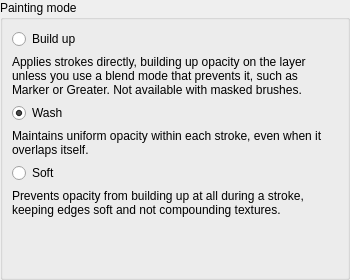
The window that plugins/paintops/libpaintop/forms/wdgincremental.ui (KDE/krita) describes before a commit, drawn with Qt 5.
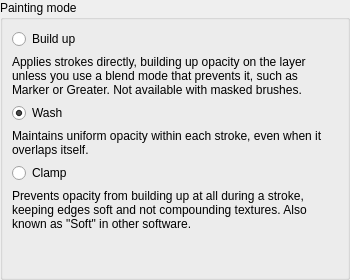
The same window after the commit.

Commit message:
Rename "Soft" paint mode to "Clamp"
Since that more accurately reflects what it does and isn't confusable
with the "softness" or "soft texturing" setting. The only thing not
renamed is the internal blend mode ID of Alpha Darken Clamp, just in
case someone made use of it in the last six months.

```diff
--- a/plugins/paintops/libpaintop/forms/wdgincremental.ui
+++ b/plugins/paintops/libpaintop/forms/wdgincremental.ui
@@ -79,14 +79,14 @@
       <item>
        <widget class="QRadioButton" name="radioSoft">
         <property name="text">
-         <string>Soft</string>
+         <string>Clamp</string>
         </property>
        </widget>
       </item>
       <item>
        <widget class="QLabel" name="lblSoft">
         <property name="text">
-         <string>Prevents opacity from building up at all during a stroke, keeping edges soft and not compounding textures.</string>
+         <string>Prevents opacity from building up at all during a stroke, keeping edges soft and not compounding textures. Also known as "Soft" in other software.</string>
         </property>
         <property name="wordWrap">
          <bool>true</bool>
```
Left out of the diff: 4 changed lines with no effect on the pictures. The commit also changes 22 other files.
